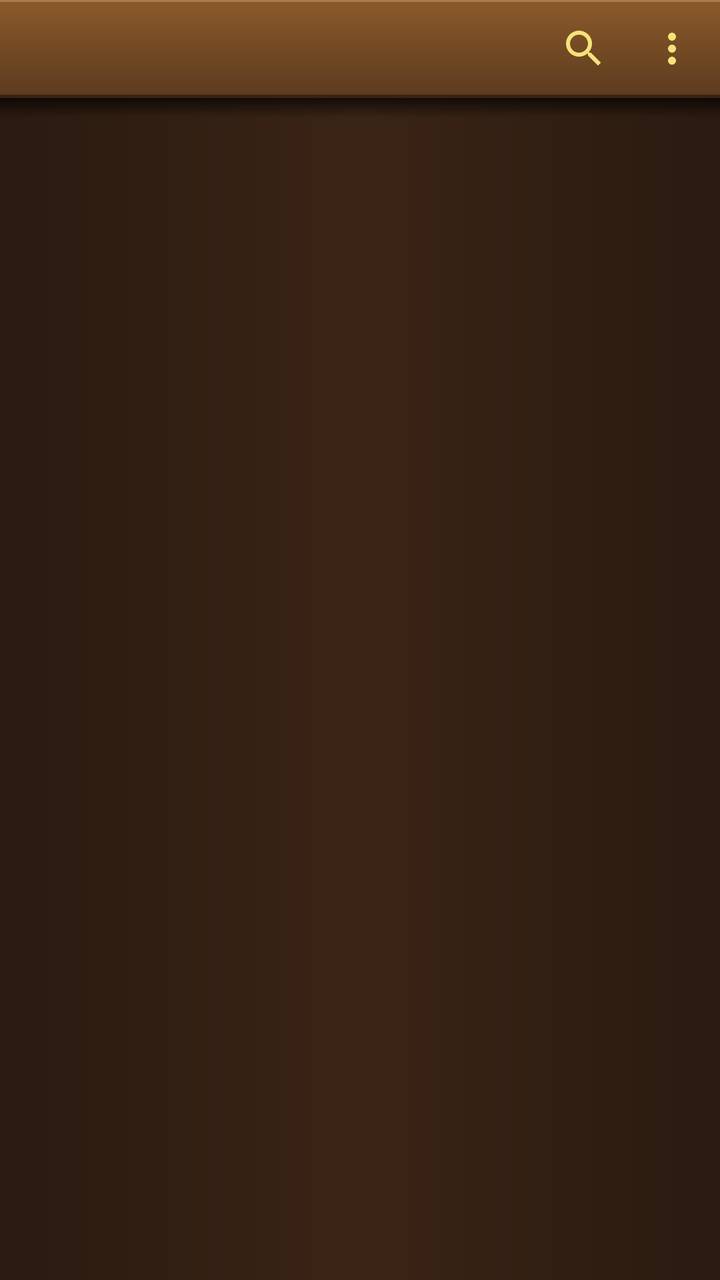
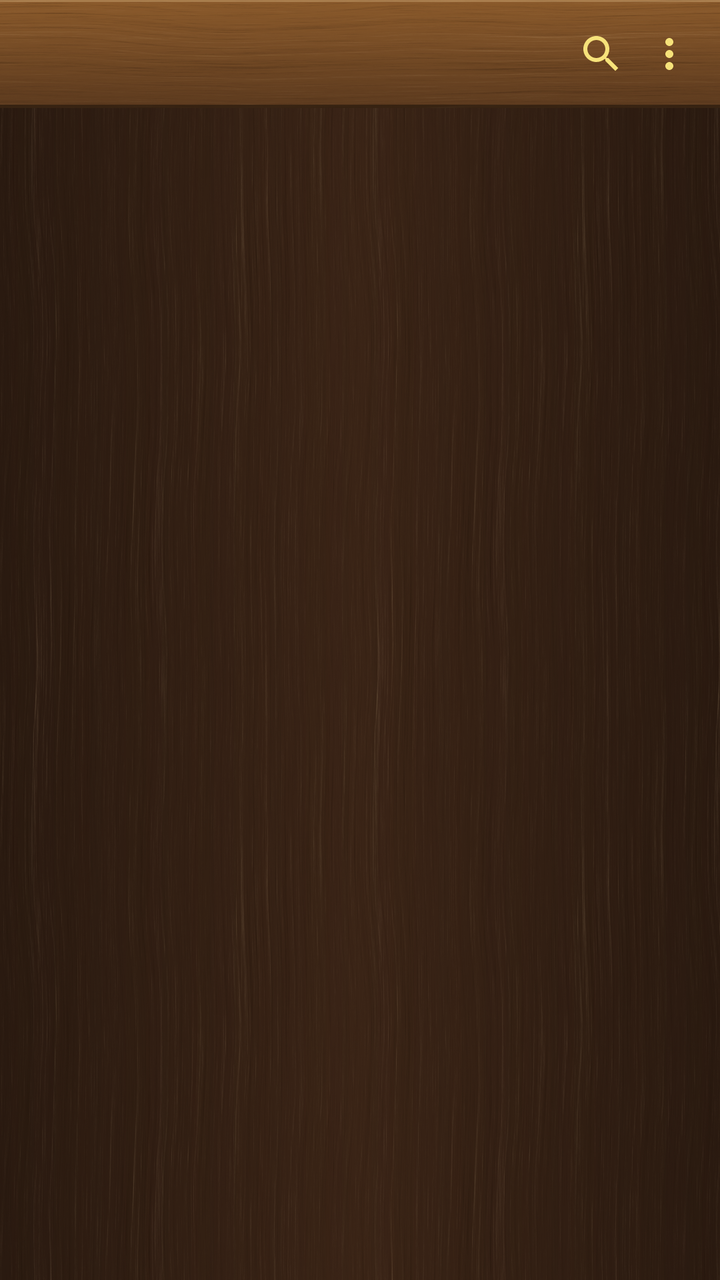

Screens rendered from an Android XML layout before and after an edit, with the pre-edit source and the edit as a unified diff.
<!-- AndroidManifest.xml: application theme Theme.Ready -->
<!-- res/layout/activity_main.xml -->
<?xml version="1.0" encoding="utf-8"?>
<LinearLayout xmlns:android="http://schemas.android.com/apk/res/android"
    android:id="@+id/root"
    android:layout_width="match_parent"
    android:layout_height="match_parent"
    android:orientation="vertical">

    <include layout="@layout/top_bar" />

    
    <LinearLayout
        android:id="@+id/selectRow"
        android:layout_width="match_parent"
        android:layout_height="wrap_content"
        android:background="@drawable/shelf_plank"
        android:gravity="center_vertical"
        android:orientation="horizontal"
        android:paddingBottom="8dp"
        android:paddingEnd="12dp"
        android:paddingStart="0dp"
        android:paddingTop="4dp"
        android:visibility="gone">

        <ImageButton
            android:id="@+id/closeSelect"
            android:layout_width="48dp"
            android:layout_height="40dp"
            android:background="?attr/selectableItemBackgroundBorderless"
            android:contentDescription="@string/close"
            android:src="@drawable/ic_close" />

        <TextView
            android:id="@+id/selectCount"
            android:layout_width="0dp"
            android:layout_height="wrap_content"
            android:layout_weight="1"
            android:fontFamily="serif"
            android:textColor="@color/gold_light"
            android:textSize="16sp"
            android:textStyle="bold" />

        
        <TextView
            android:id="@+id/moveSelected"
            style="@style/BrassButton"
            android:layout_width="wrap_content"
            android:paddingEnd="18dp"
            android:paddingStart="18dp"
            android:text="@string/move" />

        <TextView
            android:id="@+id/deleteSelected"
            style="@style/BrassButton"
            android:layout_width="wrap_content"
            android:layout_marginStart="10dp"
            android:paddingEnd="18dp"
            android:paddingStart="18dp"
            android:text="@string/delete" />
    </LinearLayout>

    
    <LinearLayout
        android:id="@+id/searchRow"
        android:layout_width="match_parent"
        android:layout_height="wrap_content"
        android:background="@drawable/shelf_plank"
        android:gravity="center_vertical"
        android:orientation="horizontal"
        android:paddingBottom="8dp"
        android:paddingEnd="0dp"
        android:paddingStart="12dp"
        android:paddingTop="4dp"
        android:visibility="gone">

        <EditText
            android:id="@+id/query"
            android:layout_width="0dp"
            android:layout_height="40dp"
            android:layout_weight="1"
            android:background="@drawable/field"
            android:fontFamily="serif"
            android:hint="@string/search_hint"
            android:imeOptions="actionSearch|flagNoExtractUi"
            android:importantForAutofill="no"
            android:inputType="text"
            android:paddingEnd="12dp"
            android:paddingStart="12dp"
            android:textColor="@color/cream"
            android:textColorHint="@color/gold_dark"
            android:textSize="16sp" />

        <ImageButton
            android:id="@+id/closeSearch"
            android:layout_width="48dp"
            android:layout_height="40dp"
            android:background="?attr/selectableItemBackgroundBorderless"
            android:contentDescription="@string/close"
            android:src="@drawable/ic_close" />
    </LinearLayout>

    <FrameLayout
        android:layout_width="match_parent"
        android:layout_height="0dp"
        android:layout_weight="1">

        <androidx.recyclerview.widget.RecyclerView
            android:id="@+id/shelf"
            android:layout_width="match_parent"
            android:layout_height="match_parent"
            android:background="@drawable/shelf_back"
            android:clipToPadding="false" />

        
        <ImageView
            android:id="@+id/ghost"
            android:layout_width="match_parent"
            android:layout_height="match_parent"
            android:importantForAccessibility="no"
            android:scaleType="fitXY"
            android:visibility="gone" />

        
        <View
            android:layout_width="match_parent"
            android:layout_height="10dp"
            android:background="@drawable/shelf_shade"
            android:translationZ="2dp" />

        
        <LinearLayout
            android:id="@+id/undoBar"
            android:layout_width="match_parent"
            android:layout_height="wrap_content"
            android:layout_gravity="bottom"
            android:layout_marginBottom="16dp"
            android:layout_marginEnd="20dp"
            android:layout_marginStart="20dp"
            android:background="@drawable/panel_wood"
            android:gravity="center_vertical"
            android:orientation="horizontal"
            android:paddingBottom="10dp"
            android:paddingEnd="12dp"
            android:paddingStart="16dp"
            android:paddingTop="10dp"
            android:translationZ="4dp"
            android:visibility="gone">

            <TextView
                android:id="@+id/undoText"
                android:layout_width="0dp"
                android:layout_height="wrap_content"
                android:layout_weight="1"
                android:ellipsize="middle"
                android:fontFamily="serif"
                android:singleLine="true"
                android:textColor="@color/cream"
                android:textSize="15sp" />

            
            <TextView
                android:id="@+id/undo"
                style="@style/BrassButton"
                android:layout_width="wrap_content"
                android:layout_marginStart="12dp"
                android:paddingEnd="22dp"
                android:paddingStart="22dp"
                android:text="@string/undo" />
        </LinearLayout>

        <LinearLayout
            android:id="@+id/empty"
            android:layout_width="match_parent"
            android:layout_height="wrap_content"
            android:layout_gravity="center"
            android:layout_margin="24dp"
            android:background="@drawable/panel_wood"
            android:gravity="center"
            android:orientation="vertical"
            android:padding="22dp"
            android:translationZ="3dp"
            android:visibility="gone">

            <TextView
                android:id="@+id/emptyText"
                android:layout_width="wrap_content"
                android:layout_height="wrap_content"
                android:fontFamily="serif"
                android:gravity="center"
                android:lineSpacingExtra="3dp"
                android:textColor="@color/cream"
                android:textSize="15sp" />

            
            <TextView
                android:id="@+id/grant"
                style="@style/BrassButton"
                android:layout_width="wrap_content"
                android:layout_marginTop="18dp"
                android:paddingEnd="24dp"
                android:paddingStart="24dp"
                android:text="@string/grant_access" />
        </LinearLayout>
    </FrameLayout>
</LinearLayout>
<!-- res/layout/top_bar.xml (included above) -->
<?xml version="1.0" encoding="utf-8"?>
<LinearLayout xmlns:android="http://schemas.android.com/apk/res/android"
    android:id="@+id/bar"
    android:layout_width="match_parent"
    android:layout_height="wrap_content"
    android:background="@drawable/shelf_plank"
    android:gravity="center_vertical"
    android:orientation="horizontal">

    <ImageButton
        android:id="@+id/up"
        android:layout_width="48dp"
        android:layout_height="48dp"
        android:background="?attr/selectableItemBackgroundBorderless"
        android:contentDescription="@string/back"
        android:src="@drawable/ic_back"
        android:visibility="invisible" />

    <Space
        android:layout_width="40dp"
        android:layout_height="48dp" />

    <FrameLayout
        android:layout_width="0dp"
        android:layout_height="49dp"
        android:layout_weight="1">

        
        <TextView
            android:id="@+id/barTitle"
            style="@style/TitlePlate" />
    </FrameLayout>

    <ImageButton
        android:id="@+id/search"
        android:layout_width="40dp"
        android:layout_height="48dp"
        android:background="?attr/selectableItemBackgroundBorderless"
        android:contentDescription="@string/search"
        android:src="@drawable/ic_search" />

    <ImageButton
        android:id="@+id/more"
        android:layout_width="48dp"
        android:layout_height="48dp"
        android:background="?attr/selectableItemBackgroundBorderless"
        android:contentDescription="@string/more"
        android:src="@drawable/ic_more" />
</LinearLayout>
<!-- resources referenced by this layout -->
<resources>
  <color name="gold_light">#FFF6E27A</color>
  <!-- drawable panel_wood (drawable) -->
  <?xml version="1.0" encoding="utf-8"?>
  <layer-list xmlns:android="http://schemas.android.com/apk/res/android">
      <item>
          <shape>
              <corners android:radius="14dp" />
              <solid android:color="@color/gold_dark" />
          </shape>
      </item>
      <item android:bottom="2dp" android:left="2dp" android:right="2dp" android:top="2dp">
          <shape>
              <corners android:radius="12dp" />
              <gradient
                  android:angle="270"
                  android:endColor="@color/wood_dark"
                  android:startColor="@color/wood" />
          </shape>
      </item>
      
      <item android:height="1dp" android:gravity="top" android:left="14dp" android:right="14dp" android:top="3dp">
          <shape>
              <solid android:color="#40FFE2B0" />
          </shape>
      </item>
  </layer-list>
  <!-- drawable shelf_back (drawable) -->
  <?xml version="1.0" encoding="utf-8"?>
  <shape xmlns:android="http://schemas.android.com/apk/res/android">
      <gradient
          android:angle="0"
          android:centerColor="@color/shelf_back_light"
          android:endColor="@color/shelf_back"
          android:startColor="@color/shelf_back" />
  </shape>
  <!-- drawable shelf_plank (drawable) -->
  <?xml version="1.0" encoding="utf-8"?>
  <layer-list xmlns:android="http://schemas.android.com/apk/res/android">
      <item>
          <shape>
              <gradient
                  android:angle="270"
                  android:endColor="#FF5C3A1E"
                  android:startColor="#FF8B5A2B" />
          </shape>
      </item>
      <item android:height="1dp" android:gravity="top">
          <shape>
              <solid android:color="#40FFE2B0" />
          </shape>
      </item>
      <item android:height="1.5dp" android:gravity="bottom">
          <shape>
              <solid android:color="#66000000" />
          </shape>
      </item>
  </layer-list>
  <!-- drawable shelf_shade (drawable) -->
  <?xml version="1.0" encoding="utf-8"?>
  <shape xmlns:android="http://schemas.android.com/apk/res/android">
      <gradient
          android:angle="270"
          android:endColor="#00000000"
          android:startColor="#AA000000" />
  </shape>
  <string name="move">Move</string>
  <string name="undo">Undo</string>
  <style name="TitlePlate">
          <item name="android:layout_width">wrap_content</item>
          <item name="android:layout_height">40dp</item>
          <item name="android:layout_gravity">center</item>
          <item name="android:minWidth">132dp</item>
          <item name="android:gravity">center</item>
          <item name="android:paddingStart">26dp</item>
          <item name="android:paddingEnd">26dp</item>
          <item name="android:paddingTop">0dp</item>
          <item name="android:paddingBottom">2dp</item>
          <item name="android:fontFamily">serif</item>
          <item name="android:textStyle">bold</item>
          <item name="android:textSize" tools:ignore="SpUsage">18dp</item>
          <item name="android:textColor">@color/plaque_text</item>
          <item name="android:singleLine">true</item>
          <item name="android:ellipsize">end</item>
          <item name="android:shadowColor">#99FFF6C8</item>
          <item name="android:shadowDy">1</item>
          <item name="android:shadowRadius">1</item>
      </style>
  <!-- unchanged entries left out for length: 23 -->
</resources>

<!-- the commit's change to res/layout/activity_main.xml (unified diff, before → after) -->
@@ -6,57 +6,6 @@
     android:orientation="vertical">
 
     <include layout="@layout/top_bar" />
-
-    
-    <LinearLayout
-        android:id="@+id/selectRow"
-        android:layout_width="match_parent"
-        android:layout_height="wrap_content"
-        android:background="@drawable/shelf_plank"
-        android:gravity="center_vertical"
-        android:orientation="horizontal"
-        android:paddingBottom="8dp"
-        android:paddingEnd="12dp"
-        android:paddingStart="0dp"
-        android:paddingTop="4dp"
-        android:visibility="gone">
-
-        <ImageButton
-            android:id="@+id/closeSelect"
-            android:layout_width="48dp"
-            android:layout_height="40dp"
-            android:background="?attr/selectableItemBackgroundBorderless"
-            android:contentDescription="@string/close"
-            android:src="@drawable/ic_close" />
-
-        <TextView
-            android:id="@+id/selectCount"
-            android:layout_width="0dp"
-            android:layout_height="wrap_content"
-            android:layout_weight="1"
-            android:fontFamily="serif"
-            android:textColor="@color/gold_light"
-            android:textSize="16sp"
-            android:textStyle="bold" />
-
-        
-        <TextView
-            android:id="@+id/moveSelected"
-            style="@style/BrassButton"
-            android:layout_width="wrap_content"
-            android:paddingEnd="18dp"
-            android:paddingStart="18dp"
-            android:text="@string/move" />
-
-        <TextView
-            android:id="@+id/deleteSelected"
-            style="@style/BrassButton"
-            android:layout_width="wrap_content"
-            android:layout_marginStart="10dp"
-            android:paddingEnd="18dp"
-            android:paddingStart="18dp"
-            android:text="@string/delete" />
-    </LinearLayout>
 
     
     <LinearLayout
@@ -68,9 +17,17 @@
         android:orientation="horizontal"
         android:paddingBottom="8dp"
         android:paddingEnd="0dp"
-        android:paddingStart="12dp"
+        android:paddingStart="0dp"
         android:paddingTop="4dp"
         android:visibility="gone">
+
+        <ImageButton
+            android:id="@+id/starred"
+            android:layout_width="48dp"
+            android:layout_height="40dp"
+            android:background="?attr/selectableItemBackgroundBorderless"
+            android:contentDescription="@string/favorites"
+            android:src="@drawable/ic_star_outline" />
 
         <EditText
             android:id="@+id/query"
@@ -120,51 +77,60 @@
             android:visibility="gone" />
 
         
-        <View
-            android:layout_width="match_parent"
-            android:layout_height="10dp"
-            android:background="@drawable/shelf_shade"
-            android:translationZ="2dp" />
-
-        
         <LinearLayout
-            android:id="@+id/undoBar"
-            android:layout_width="match_parent"
-            android:layout_height="wrap_content"
-            android:layout_gravity="bottom"
-            android:layout_marginBottom="16dp"
-            android:layout_marginEnd="20dp"
-            android:layout_marginStart="20dp"
+            android:id="@+id/pickRow"
+            android:layout_width="wrap_content"
+            android:layout_height="40dp"
+            android:layout_gravity="top|center_horizontal"
+            android:layout_marginTop="4dp"
             android:background="@drawable/panel_wood"
             android:gravity="center_vertical"
             android:orientation="horizontal"
-            android:paddingBottom="10dp"
-            android:paddingEnd="12dp"
-            android:paddingStart="16dp"
-            android:paddingTop="10dp"
-            android:translationZ="4dp"
+            android:paddingEnd="2dp"
+            android:paddingStart="6dp"
+            android:translationZ="3dp"
             android:visibility="gone">
 
-            <TextView
-                android:id="@+id/undoText"
-                android:layout_width="0dp"
-                android:layout_height="wrap_content"
-                android:layout_weight="1"
-                android:ellipsize="middle"
-                android:fontFamily="serif"
-                android:singleLine="true"
-                android:textColor="@color/cream"
-                android:textSize="15sp" />
+            <ImageButton
+                android:id="@+id/pickStar"
+                android:layout_width="42dp"
+                android:layout_height="40dp"
+                android:background="?attr/selectableItemBackgroundBorderless"
+                android:contentDescription="@string/favorite"
+                android:src="@drawable/ic_star_outline" />
+
+            <ImageButton
+                android:id="@+id/pickRead"
+                android:layout_width="42dp"
+                android:layout_height="40dp"
+                android:background="?attr/selectableItemBackgroundBorderless"
+                android:contentDescription="@string/finished"
+                android:src="@drawable/ic_check_outline" />
+
+            <ImageButton
+                android:id="@+id/bin"
+                android:layout_width="42dp"
+                android:layout_height="40dp"
+                android:background="?attr/selectableItemBackgroundBorderless"
+                android:contentDescription="@string/delete"
+                android:src="@drawable/ic_delete" />
 
             
-            <TextView
-                android:id="@+id/undo"
-                style="@style/BrassButton"
-                android:layout_width="wrap_content"
-                android:layout_marginStart="12dp"
-                android:paddingEnd="22dp"
-                android:paddingStart="22dp"
-                android:text="@string/undo" />
+            <View
+                android:layout_width="1dp"
+                android:layout_height="20dp"
+                android:layout_marginStart="4dp"
+                android:background="@color/gold_dark" />
+
+            <ImageButton
+                android:id="@+id/closePick"
+                android:layout_width="40dp"
+                android:layout_height="40dp"
+                android:background="?attr/selectableItemBackgroundBorderless"
+                android:contentDescription="@string/close"
+                android:scaleX="0.8"
+                android:scaleY="0.8"
+                android:src="@drawable/ic_close" />
         </LinearLayout>
 
         <LinearLayout
@@ -205,6 +171,8 @@
 <!-- res/layout/top_bar.xml (included above) -->
 <?xml version="1.0" encoding="utf-8"?>
 <LinearLayout xmlns:android="http://schemas.android.com/apk/res/android"
+    xmlns:app="http://schemas.android.com/apk/res-auto"
+    xmlns:tools="http://schemas.android.com/tools"
     android:id="@+id/bar"
     android:layout_width="match_parent"
     android:layout_height="wrap_content"
@@ -214,41 +182,59 @@
 
     <ImageButton
         android:id="@+id/up"
-        android:layout_width="48dp"
+        android:layout_width="44dp"
         android:layout_height="48dp"
         android:background="?attr/selectableItemBackgroundBorderless"
         android:contentDescription="@string/back"
+        android:paddingStart="7dp"
+        android:paddingEnd="0dp"
         android:src="@drawable/ic_back"
         android:visibility="invisible" />
 
-    <Space
-        android:layout_width="40dp"
-        android:layout_height="48dp" />
+    
+    <ImageButton
+        android:id="@+id/resume"
+        android:layout_width="44dp"
+        android:layout_height="48dp"
+        android:background="?attr/selectableItemBackgroundBorderless"
+        android:contentDescription="@string/resume"
+        android:paddingStart="0dp"
+        android:paddingEnd="13dp"
+        android:src="@drawable/ic_resume"
+        android:visibility="invisible" />
 
     <FrameLayout
         android:layout_width="0dp"
-        android:layout_height="49dp"
+        android:layout_height="54dp"
         android:layout_weight="1">
 
         
         <TextView
             android:id="@+id/barTitle"
-            style="@style/TitlePlate" />
+            style="@style/TitlePlate"
+            android:layout_height="50dp"
+            android:textSize="21dp"
+            app:autoSizeMaxTextSize="21dp"
+            tools:ignore="SpUsage" />
     </FrameLayout>
 
     <ImageButton
         android:id="@+id/search"
-        android:layout_width="40dp"
-        android:layout_height="48dp"
-        android:background="?attr/selectableItemBackgroundBorderless"
+        android:layout_width="44dp"
+        android:layout_height="48dp"
+        android:background="?attr/selectableItemBackgroundBorderless"
+        android:paddingStart="13dp"
+        android:paddingEnd="0dp"
         android:contentDescription="@string/search"
         android:src="@drawable/ic_search" />
 
     <ImageButton
         android:id="@+id/more"
-        android:layout_width="48dp"
-        android:layout_height="48dp"
-        android:background="?attr/selectableItemBackgroundBorderless"
+        android:layout_width="44dp"
+        android:layout_height="48dp"
+        android:background="?attr/selectableItemBackgroundBorderless"
+        android:paddingStart="0dp"
+        android:paddingEnd="7dp"
         android:contentDescription="@string/more"
         android:src="@drawable/ic_more" />
 </LinearLayout>
<!-- resource entries referenced after the edit -->
@@ -1,6 +1,54 @@
 <!-- resources referenced by this layout -->
 <resources>
-  <color name="gold_light">#FFF6E27A</color>
+  <!-- drawable ic_check_outline (drawable) -->
+  <vector xmlns:android="http://schemas.android.com/apk/res/android"
+      android:width="24dp"
+      android:height="24dp"
+      android:viewportWidth="24"
+      android:viewportHeight="24">
+      <path
+          android:strokeColor="#FFF6E27A"
+          android:strokeWidth="1.5"
+          android:pathData="M12,2.75a9.25,9.25 0 1,0 0.01,0z" />
+      <path
+          android:strokeColor="#FFF6E27A"
+          android:strokeWidth="1.5"
+          android:strokeLineCap="round"
+          android:strokeLineJoin="round"
+          android:pathData="M7.3,12.4l3.2,3.2 6.2,-6.6" />
+  </vector>
+  <!-- drawable ic_delete (drawable) -->
+  <vector xmlns:android="http://schemas.android.com/apk/res/android"
+      android:width="24dp"
+      android:height="24dp"
+      android:viewportWidth="24"
+      android:viewportHeight="24">
+      <path
+          android:fillColor="#FFF6E27A"
+          android:pathData="M6,19c0,1.1 0.9,2 2,2h8c1.1,0 2,-0.9 2,-2V7H6v12zM19,4h-3.5l-1,-1h-5l-1,1H5v2h14V4z" />
+  </vector>
+  <!-- drawable ic_resume (drawable) -->
+  <vector xmlns:android="http://schemas.android.com/apk/res/android"
+      android:width="24dp"
+      android:height="24dp"
+      android:viewportWidth="24"
+      android:viewportHeight="24">
+      <path
+          android:fillColor="#FFF6E27A"
+          android:pathData="M21,5c-1.11,-0.35 -2.33,-0.5 -3.5,-0.5 -1.95,0 -4.05,0.4 -5.5,1.5 -1.45,-1.1 -3.55,-1.5 -5.5,-1.5S2.45,4.9 1,6v14.65c0,0.25 0.25,0.5 0.5,0.5 0.1,0 0.15,-0.05 0.25,-0.05C3.1,20.45 5.05,20 6.5,20c1.95,0 4.05,0.4 5.5,1.5 1.35,-0.85 3.8,-1.5 5.5,-1.5 1.65,0 3.35,0.3 4.75,1.05 0.1,0.05 0.15,0.05 0.25,0.05 0.25,0 0.5,-0.25 0.5,-0.5V6c-0.6,-0.45 -1.25,-0.75 -2,-1zM21,18.5c-1.1,-0.35 -2.3,-0.5 -3.5,-0.5 -1.7,0 -4.15,0.65 -5.5,1.5V8c1.35,-0.85 3.8,-1.5 5.5,-1.5 1.2,0 2.4,0.15 3.5,0.5v11.5z" />
+  </vector>
+  <!-- drawable ic_star_outline (drawable) -->
+  <vector xmlns:android="http://schemas.android.com/apk/res/android"
+      android:width="24dp"
+      android:height="24dp"
+      android:viewportWidth="24"
+      android:viewportHeight="24">
+      <path
+          android:strokeColor="#FFF6E27A"
+          android:strokeWidth="1.5"
+          android:strokeLineJoin="round"
+          android:pathData="M12,17.27L18.18,21l-1.64,-7.03L22,9.24l-7.19,-0.61L12,2 9.19,8.63 2,9.24l5.46,4.73L5.82,21z" />
+  </vector>
   <!-- drawable panel_wood (drawable) -->
   <?xml version="1.0" encoding="utf-8"?>
   <layer-list xmlns:android="http://schemas.android.com/apk/res/android">
@@ -20,6 +68,10 @@
           </shape>
       </item>
       
+      <item android:width="1dp" android:height="1dp" android:gravity="fill" android:bottom="2dp" android:left="2dp" android:right="2dp" android:top="2dp">
+          <bitmap android:src="@drawable/wood_grain" android:tileMode="repeat" />
+      </item>
+      
       <item android:height="1dp" android:gravity="top" android:left="14dp" android:right="14dp" android:top="3dp">
           <shape>
               <solid android:color="#40FFE2B0" />
@@ -28,13 +80,21 @@
   </layer-list>
   <!-- drawable shelf_back (drawable) -->
   <?xml version="1.0" encoding="utf-8"?>
-  <shape xmlns:android="http://schemas.android.com/apk/res/android">
-      <gradient
-          android:angle="0"
-          android:centerColor="@color/shelf_back_light"
-          android:endColor="@color/shelf_back"
-          android:startColor="@color/shelf_back" />
-  </shape>
+  <layer-list xmlns:android="http://schemas.android.com/apk/res/android">
+      <item>
+          <shape>
+              <gradient
+                  android:angle="0"
+                  android:centerColor="@color/shelf_back_light"
+                  android:endColor="@color/shelf_back"
+                  android:startColor="@color/shelf_back" />
+          </shape>
+      </item>
+      
+      <item android:width="1dp" android:height="1dp" android:gravity="fill">
+          <bitmap android:src="@drawable/wood_grain_upright" android:tileMode="repeat" />
+      </item>
+  </layer-list>
   <!-- drawable shelf_plank (drawable) -->
   <?xml version="1.0" encoding="utf-8"?>
   <layer-list xmlns:android="http://schemas.android.com/apk/res/android">
@@ -45,6 +105,10 @@
                   android:endColor="#FF5C3A1E"
                   android:startColor="#FF8B5A2B" />
           </shape>
+      </item>
+      
+      <item android:width="1dp" android:height="1dp" android:gravity="fill">
+          <bitmap android:src="@drawable/wood_grain" android:tileMode="repeat" />
       </item>
       <item android:height="1dp" android:gravity="top">
           <shape>
@@ -57,21 +121,16 @@
           </shape>
       </item>
   </layer-list>
-  <!-- drawable shelf_shade (drawable) -->
-  <?xml version="1.0" encoding="utf-8"?>
-  <shape xmlns:android="http://schemas.android.com/apk/res/android">
-      <gradient
-          android:angle="270"
-          android:endColor="#00000000"
-          android:startColor="#AA000000" />
-  </shape>
-  <string name="move">Move</string>
-  <string name="undo">Undo</string>
+  <string name="favorite">Favorite</string>
+  <string name="favorites">Favorites</string>
+  <string name="finished">Finished</string>
+  <string name="resume">Continue reading</string>
   <style name="TitlePlate">
-          <item name="android:layout_width">wrap_content</item>
-          <item name="android:layout_height">40dp</item>
+          <item name="android:layout_width">match_parent</item>
+          <item name="android:layout_height">45dp</item>
           <item name="android:layout_gravity">center</item>
-          <item name="android:minWidth">132dp</item>
+          <item name="android:layout_marginStart">4dp</item>
+          <item name="android:layout_marginEnd">4dp</item>
           <item name="android:gravity">center</item>
           <item name="android:paddingStart">26dp</item>
           <item name="android:paddingEnd">26dp</item>
@@ -81,12 +140,20 @@
           <item name="android:textStyle">bold</item>
           <item name="android:textSize" tools:ignore="SpUsage">18dp</item>
           <item name="android:textColor">@color/plaque_text</item>
-          <item name="android:singleLine">true</item>
+          <item name="android:maxLines">2</item>
+          <item name="autoSizeTextType">uniform</item>
+          <item name="autoSizeMinTextSize">12dp</item>
+          <item name="autoSizeMaxTextSize">18dp</item>
+          <item name="autoSizeStepGranularity">1dp</item>
+          <item name="android:lineSpacingMultiplier">0.85</item>
+          <item name="android:includeFontPadding">false</item>
           <item name="android:ellipsize">end</item>
           <item name="android:shadowColor">#99FFF6C8</item>
           <item name="android:shadowDy">1</item>
           <item name="android:shadowRadius">1</item>
       </style>
+  <!-- drawable wood_grain: png bitmap (drawable-nodpi, 186591 bytes) -->
+  <!-- drawable wood_grain_upright: png bitmap (drawable-nodpi, 335253 bytes) -->
   <!-- unchanged entries left out for length: 23 -->
 </resources>
 
